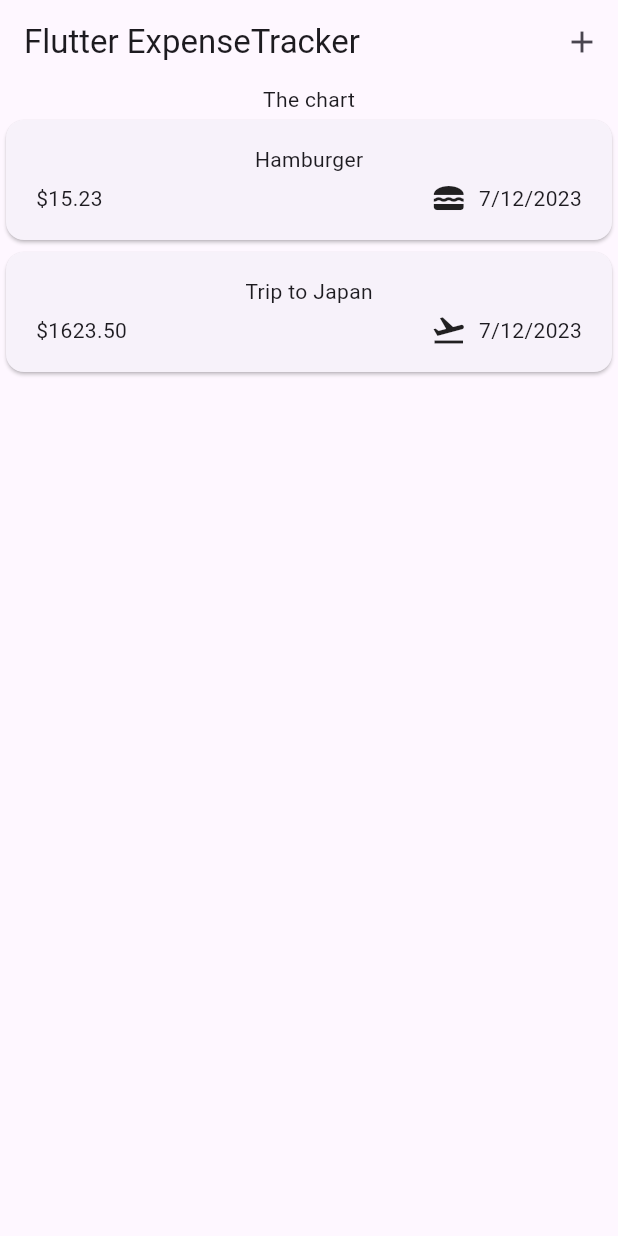
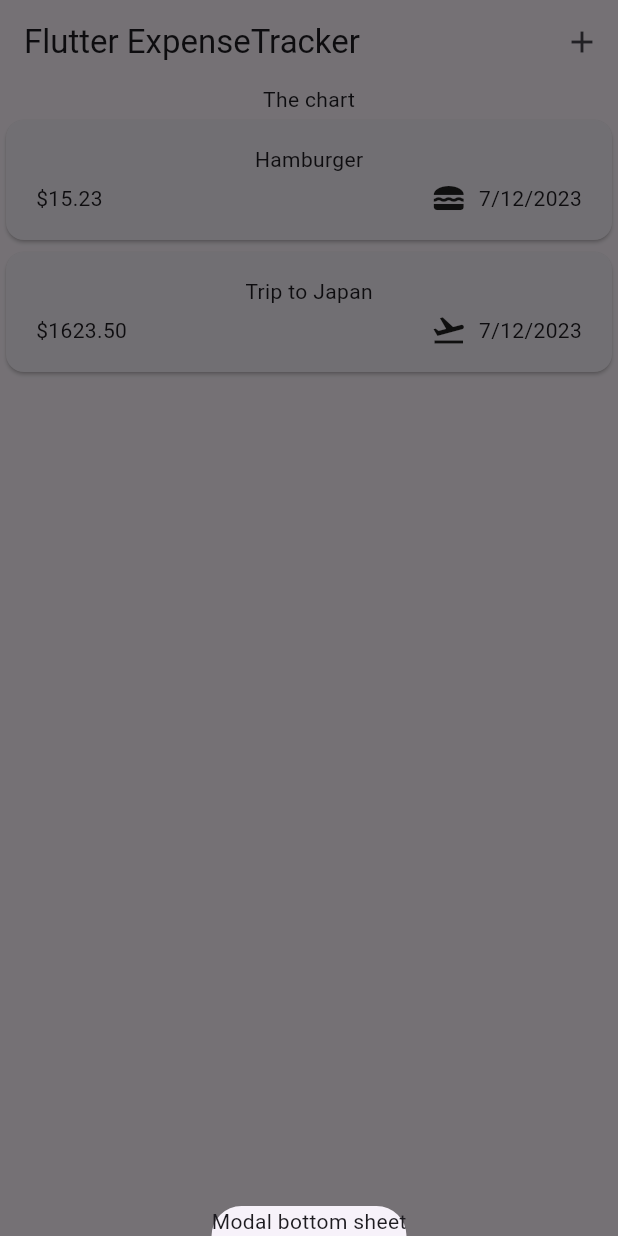
Before and after one commit to ArthurBufon/flutter_expense_tracker, a Flutter app: the screen it shows after launch, after a tap on the "add" icon, on a phone screen of 412 x 824 dp. Run offline on Flutter 3.47's test engine with Material 2 defaults, Android fonts, the phone set to English and light mode, and no system bars.

Commit message:
added modal

```diff
--- a/lib/widgets/expenses.dart
+++ b/lib/widgets/expenses.dart
@@ -27,13 +27,23 @@ class _ExpensesState extends State<Expenses> {
     ),
   ];
 
+  void _openModal() {
+    showModalBottomSheet(
+      context: context,
+      builder: (ctx) => Text('Modal bottom sheet'),
+    );
+  }
+
   @override
   Widget build(BuildContext context) {
     return Scaffold(
       appBar: AppBar(
         title: const Text('Flutter ExpenseTracker'),
         actions: [
-          IconButton(onPressed: (){}, icon: const Icon(Icons.add))
+          IconButton(
+            onPressed: _openModal,
+            icon: const Icon(Icons.add),
+          )
         ],
       ),
       body: Column(
```
